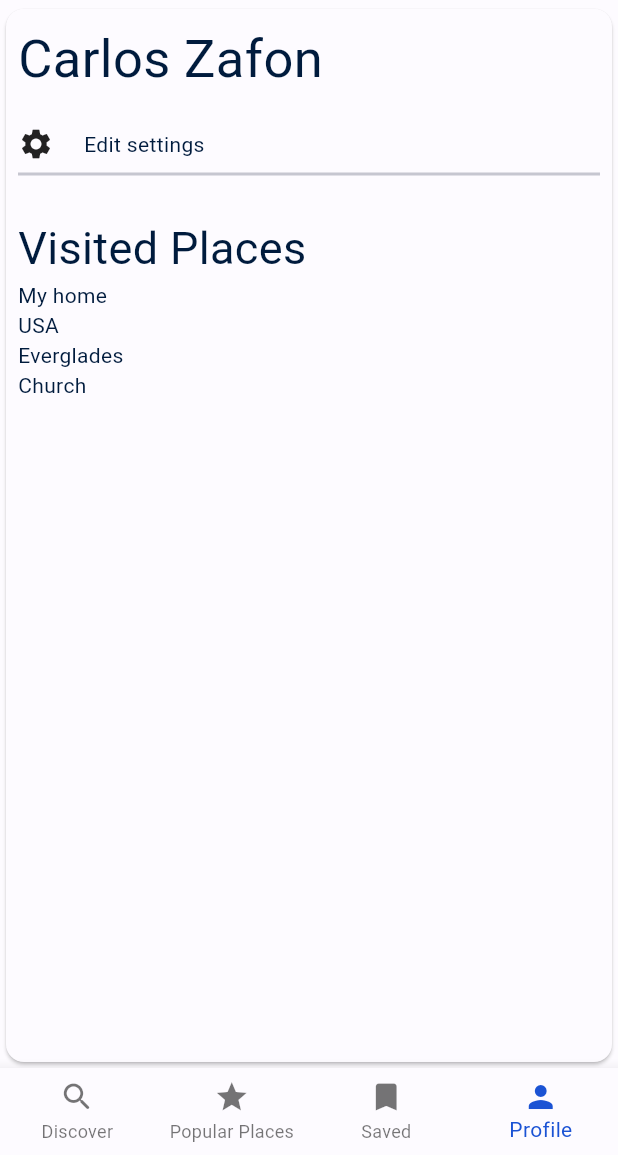
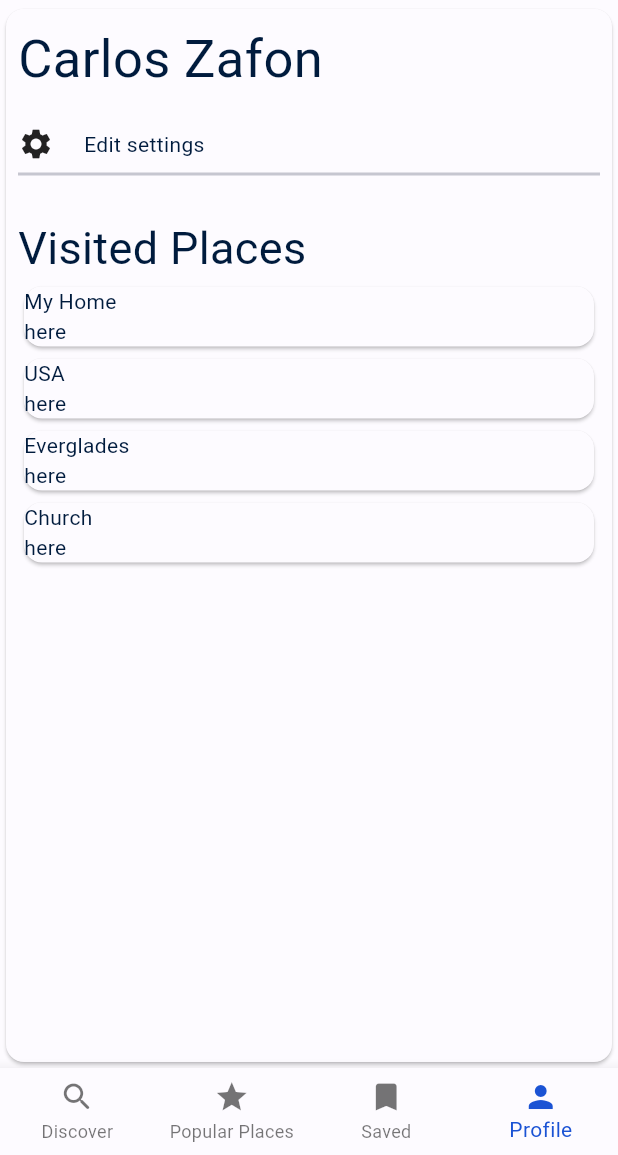
Before and after one commit to Stella-Polaris/stella-polaris-web-app, a Flutter app: the MainPage screen opened by its route, item 4 of the bottom bar chosen, on a phone screen of 412 x 824 dp, the part 81-1236 px from its top. Run offline on Flutter 3.47's test engine with Material 2 defaults, Android fonts, the phone set to English and light mode, and no system bars; our stand-ins replace form_validator.

Commit message:
fix profile list and created place model

```diff
--- /dev/null
+++ b/lib/custom widgets/models/place.dart
@@ -0,0 +1,8 @@
+class Place{
+  String name;
+  List<String> imageUrl;
+  List<String> description;
+  String location;
+
+  Place({required this.name, required this.imageUrl, required this.description, required this.location});
+  }
--- a/lib/custom widgets/models/users/user.dart
+++ b/lib/custom widgets/models/user.dart
@@ -1,10 +1,11 @@
 import 'package:flutter/material.dart';
+import 'package:stella_polaris/custom%20widgets/models/place.dart';
 
 class UserModel {
   String firstName;
   String lastName;
-  List<Widget>? visited; //TODO CHANGE WIDGET TO SPECIFIC PLACE OBJECT TYPE
-  List<Widget>? saved;
+  List<Place>? visited; //TODO CHANGE WIDGET TO SPECIFIC PLACE OBJECT TYPE
+  List<Place>? saved;
   UserModel(
       {required this.firstName,
       required this.lastName,
--- a/lib/pages/main_page.dart
+++ b/lib/pages/main_page.dart
@@ -1,10 +1,11 @@
 import 'package:flutter/material.dart';
+import 'package:stella_polaris/custom%20widgets/models/place.dart';
 import 'package:stella_polaris/pages/popular_places.dart';
 import 'package:stella_polaris/pages/profile.dart';
 import 'package:stella_polaris/pages/saved.dart';
 
 import '../custom widgets/main_layout.dart';
-import '../custom widgets/models/users/user.dart';
+import '../custom widgets/models/user.dart';
 import 'discover.dart';
 
 class MainPage extends StatefulWidget {
@@ -15,13 +16,40 @@ class MainPage extends StatefulWidget {
 }
 
 class _MainPageState extends State<MainPage> {
-  List<Widget> visited = [
-    Text("My home"),
-    Text("USA"),
-    Text("Everglades"),
-    Text("Church")
+  List<Place> visited = [
+    Place(
+        name: "My Home",
+        imageUrl: ["www.google.com", "www.amazon.com"],
+        description: ["search engine", 'online store'],
+        location: "here"),
+    Place(
+        name: "USA",
+        imageUrl: ["www.google.com", "www.amazon.com"],
+        description: ["search engine", 'online store'],
+        location: "here"),
+    Place(
+        name: "Everglades",
+        imageUrl: ["www.google.com", "www.amazon.com"],
+        description: ["search engine", 'online store'],
+        location: "here"),
+    Place(
+        name: "Church",
+        imageUrl: ["www.google.com", "www.amazon.com"],
+        description: ["search engine", 'online store'],
+        location: "here"),
   ];
-  List<Widget> saved = [Text("Florida"), Text("FIU")];
+  List<Place> saved = [
+    Place(
+        name: "Florida",
+        imageUrl: ["www.google.com", "www.amazon.com"],
+        description: ["search engine", 'online store'],
+        location: "here"),
+    Place(
+        name: "FIU",
+        imageUrl: ["www.google.com", "www.amazon.com"],
+        description: ["search engine", 'online store'],
+        location: "here"),
+  ];
 
   NavigationRailLabelType labelType = NavigationRailLabelType.all;
   int _selectedIndex = 0;
--- a/lib/pages/profile.dart
+++ b/lib/pages/profile.dart
@@ -1,5 +1,6 @@
 import 'package:flutter/material.dart';
-import 'package:stella_polaris/custom%20widgets/models/users/user.dart';
+import 'package:stella_polaris/custom%20widgets/models/place.dart';
+import 'package:stella_polaris/custom%20widgets/models/user.dart';
 
 class Profile extends StatefulWidget {
   const Profile({super.key, required this.myUser});
@@ -27,7 +28,8 @@ class _ProfileState extends State<Profile> {
       }
       return status;
     }
-    return  Card(
+
+    return Card(
       child: Padding(
         padding: const EdgeInsets.all(8.0),
         child: Column(
@@ -65,16 +67,34 @@ class _ProfileState extends State<Profile> {
               style: TextStyle(fontSize: 30),
             ),
             Flexible(
+                child: listStatus()
+                    ? ListView.builder(
+                        itemCount: widget.myUser.visited!.length,
+                        itemBuilder: (buildContext, index) {
+                          return PlaceItem(placeData: widget.myUser.visited![index]);
 
-                child: ListView(
-
-                  children: listStatus()
-                      ? widget.myUser.visited!
-                      : [Text("No places visited yet")],
-                ))
+                        })
+                    : Text("No places visited"))
           ],
         ),
       ),
     );
   }
 }
+
+class PlaceItem extends StatelessWidget {
+  const PlaceItem({super.key, required this.placeData});
+  final Place placeData;
+  @override
+  Widget build(BuildContext context) {
+    return Card(
+      child: Column(
+        crossAxisAlignment: CrossAxisAlignment.start,
+        children: [
+          Text(placeData.name),
+          Text(placeData.location),
+        ],
+      ),
+    );
+  }
+}
--- a/lib/pages/saved.dart
+++ b/lib/pages/saved.dart
@@ -1,5 +1,5 @@
 import 'package:flutter/widgets.dart';
-import 'package:stella_polaris/custom%20widgets/models/users/user.dart';
+import 'package:stella_polaris/custom%20widgets/models/user.dart';
 
 class Saved extends StatefulWidget {
   const Saved({super.key, required this.myUser});
@@ -13,21 +13,22 @@ class Saved extends StatefulWidget {
 class _SavedState extends State<Saved> {
 
 
-  List<Widget> listStatus(){
-
-    if(widget.myUser.visited == null){
-      return const [Text("No places saved yet")];
-    }else{
-      return widget.myUser.visited!.isEmpty?[const Text("No places saved yet")]:widget.myUser.visited!;
-
-    }
-
-  }
+  // List<Widget> listStatus(){
+  //
+  //   if(widget.myUser.visited == null){
+  //     return const [Text("No places saved yet")];
+  //   }else{
+  //     return widget.myUser.visited!.isEmpty?[const Text("No places saved yet")]:widget.myUser.visited!;
+  //
+  //   }
+  //
+  // }
   @override
   Widget build(BuildContext context) {
-    print(listStatus());
-    return ListView(
-      children: listStatus(),
-    );
+    //print(listStatus());
+    return Text("HERE");
+    //   ListView(
+    //   children: listStatus(),
+    // );
   }
 }
--- a/lib/pages/signUp/signup.dart
+++ b/lib/pages/signUp/signup.dart
@@ -2,7 +2,7 @@
 import 'package:flutter/material.dart';
 import 'package:form_validator/form_validator.dart';
 
-import '../../custom widgets/models/users/user.dart';
+import '../../custom widgets/models/user.dart';
 import '../../custom widgets/my_text_field.dart';
 
 
```
